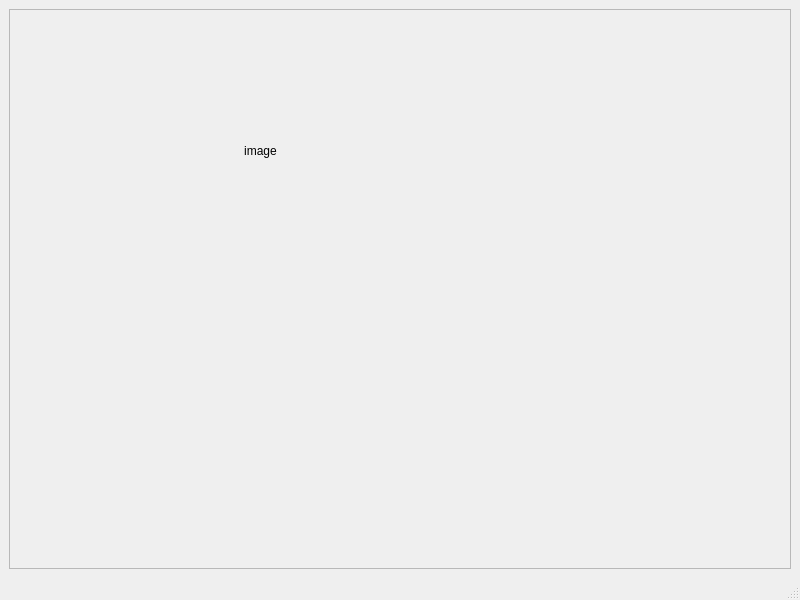
lmeinel/NegLab, file src/imagepreviewwindow.ui: the form before one commit.
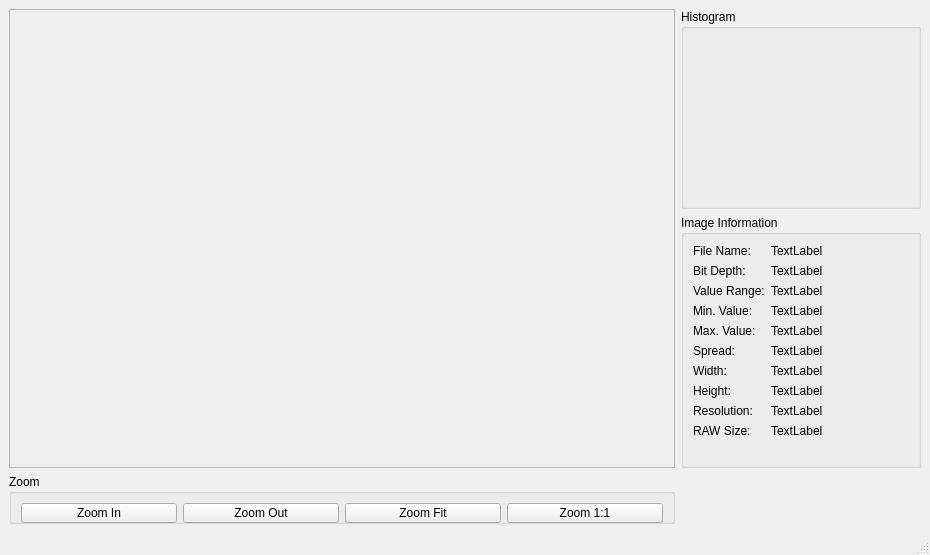
The form after the commit. Custom widgets are drawn as their Qt base class.

Commit message: fix ImagePreviewWindow, Histogram, Image Information

What changed in the file:
```diff
--- a/src/imagepreviewwindow.ui
+++ b/src/imagepreviewwindow.ui
@@ -6,8 +6,8 @@
    <rect>
     <x>0</x>
     <y>0</y>
-    <width>800</width>
-    <height>600</height>
+    <width>930</width>
+    <height>555</height>
    </rect>
   </property>
   <property name="windowTitle">
@@ -25,8 +25,8 @@
         <rect>
          <x>0</x>
          <y>0</y>
-         <width>780</width>
-         <height>539</height>
+         <width>662</width>
+         <height>437</height>
         </rect>
        </property>
        <property name="sizePolicy">
@@ -35,31 +35,289 @@
          <verstretch>0</verstretch>
         </sizepolicy>
        </property>
-       <widget class="QLabel" name="imageLabel">
-        <property name="geometry">
-         <rect>
-          <x>0</x>
-          <y>0</y>
-          <width>501</width>
-          <height>281</height>
-         </rect>
-        </property>
-        <property name="sizePolicy">
-         <sizepolicy hsizetype="Expanding" vsizetype="Expanding">
-          <horstretch>0</horstretch>
-          <verstretch>0</verstretch>
-         </sizepolicy>
-        </property>
-        <property name="text">
-         <string>image</string>
-        </property>
-        <property name="alignment">
-         <set>Qt::AlignCenter</set>
-        </property>
-       </widget>
       </widget>
      </widget>
     </item>
+    <item row="1" column="0">
+     <widget class="QGroupBox" name="groupBox">
+      <property name="minimumSize">
+       <size>
+        <width>0</width>
+        <height>50</height>
+       </size>
+      </property>
+      <property name="maximumSize">
+       <size>
+        <width>16777215</width>
+        <height>100</height>
+       </size>
+      </property>
+      <property name="title">
+       <string>Zoom</string>
+      </property>
+      <layout class="QHBoxLayout" name="horizontalLayout">
+       <item>
+        <widget class="QPushButton" name="pushButton_zoomIn">
+         <property name="minimumSize">
+          <size>
+           <width>0</width>
+           <height>20</height>
+          </size>
+         </property>
+         <property name="text">
+          <string>Zoom In</string>
+         </property>
+        </widget>
+       </item>
+       <item>
+        <widget class="QPushButton" name="pushButton_zoomOut">
+         <property name="minimumSize">
+          <size>
+           <width>0</width>
+           <height>20</height>
+          </size>
+         </property>
+         <property name="text">
+          <string>Zoom Out</string>
+         </property>
+        </widget>
+       </item>
+       <item>
+        <widget class="QPushButton" name="pushButton_zoomFit">
+         <property name="minimumSize">
+          <size>
+           <width>0</width>
+           <height>20</height>
+          </size>
+         </property>
+         <property name="text">
+          <string>Zoom Fit</string>
+         </property>
+        </widget>
+       </item>
+       <item>
+        <widget class="QPushButton" name="pushButton_zoomOrig">
+         <property name="minimumSize">
+          <size>
+           <width>0</width>
+           <height>20</height>
+          </size>
+         </property>
+         <property name="text">
+          <string>Zoom 1:1</string>
+         </property>
+        </widget>
+       </item>
+      </layout>
+     </widget>
+    </item>
+    <item row="0" column="1">
+     <layout class="QVBoxLayout" name="verticalLayout_2">
+      <item>
+       <widget class="QGroupBox" name="groupBox_2">
+        <property name="minimumSize">
+         <size>
+          <width>240</width>
+          <height>200</height>
+         </size>
+        </property>
+        <property name="maximumSize">
+         <size>
+          <width>16777215</width>
+          <height>200</height>
+         </size>
+        </property>
+        <property name="title">
+         <string>Histogram</string>
+        </property>
+        <widget class="QCustomPlot" name="widget_Histogram" native="true">
+         <property name="geometry">
+          <rect>
+           <x>10</x>
+           <y>30</y>
+           <width>220</width>
+           <height>160</height>
+          </rect>
+         </property>
+         <property name="sizePolicy">
+          <sizepolicy hsizetype="Maximum" vsizetype="Preferred">
+           <horstretch>0</horstretch>
+           <verstretch>0</verstretch>
+          </sizepolicy>
+         </property>
+        </widget>
+       </widget>
+      </item>
+      <item>
+       <widget class="QGroupBox" name="groupBox_3">
+        <property name="title">
+         <string>Image Information</string>
+        </property>
+        <layout class="QGridLayout" name="gridLayout_2">
+         <item row="5" column="1">
+          <widget class="QLabel" name="label_spread">
+           <property name="text">
+            <string>TextLabel</string>
+           </property>
+          </widget>
+         </item>
+         <item row="5" column="0">
+          <widget class="QLabel" name="label_2">
+           <property name="text">
+            <string>Spread:</string>
+           </property>
+          </widget>
+         </item>
+         <item row="2" column="0">
+          <widget class="QLabel" name="label_4">
+           <property name="text">
+            <string>Value Range:</string>
+           </property>
+          </widget>
+         </item>
+         <item row="2" column="1">
+          <widget class="QLabel" name="label_range">
+           <property name="text">
+            <string>TextLabel</string>
+           </property>
+          </widget>
+         </item>
+         <item row="3" column="0">
+          <widget class="QLabel" name="label_5">
+           <property name="text">
+            <string>Min. Value:</string>
+           </property>
+          </widget>
+         </item>
+         <item row="1" column="0">
+          <widget class="QLabel" name="label_3">
+           <property name="text">
+            <string>Bit Depth:</string>
+           </property>
+          </widget>
+         </item>
+         <item row="4" column="0">
+          <widget class="QLabel" name="label_7">
+           <property name="text">
+            <string>Max. Value:</string>
+           </property>
+          </widget>
+         </item>
+         <item row="4" column="1">
+          <widget class="QLabel" name="label_maxValue">
+           <property name="text">
+            <string>TextLabel</string>
+           </property>
+          </widget>
+         </item>
+         <item row="3" column="1">
+          <widget class="QLabel" name="label_minValue">
+           <property name="text">
+            <string>TextLabel</string>
+           </property>
+          </widget>
+         </item>
+         <item row="0" column="1">
+          <widget class="QLabel" name="label_fileName">
+           <property name="text">
+            <string>TextLabel</string>
+           </property>
+          </widget>
+         </item>
+         <item row="0" column="0">
+          <widget class="QLabel" name="label">
+           <property name="maximumSize">
+            <size>
+             <width>70</width>
+             <height>16777215</height>
+            </size>
+           </property>
+           <property name="text">
+            <string>File Name:</string>
+           </property>
+          </widget>
+         </item>
+         <item row="1" column="1">
+          <widget class="QLabel" name="label_bitDepth">
+           <property name="text">
+            <string>TextLabel</string>
+           </property>
+          </widget>
+         </item>
+         <item row="10" column="0">
+          <spacer name="verticalSpacer">
+           <property name="orientation">
+            <enum>Qt::Vertical</enum>
+           </property>
+           <property name="sizeHint" stdset="0">
+            <size>
+             <width>20</width>
+             <height>40</height>
+            </size>
+           </property>
+          </spacer>
+         </item>
+         <item row="6" column="0">
+          <widget class="QLabel" name="label_6">
+           <property name="text">
+            <string>Width:</string>
+           </property>
+          </widget>
+         </item>
+         <item row="7" column="1">
+          <widget class="QLabel" name="label_height">
+           <property name="text">
+            <string>TextLabel</string>
+           </property>
+          </widget>
+         </item>
+         <item row="7" column="0">
+          <widget class="QLabel" name="label_9">
+           <property name="text">
+            <string>Height:</string>
+           </property>
+          </widget>
+         </item>
+         <item row="8" column="0">
+          <widget class="QLabel" name="label_11">
+           <property name="text">
+            <string>Resolution:</string>
+           </property>
+          </widget>
+         </item>
+         <item row="6" column="1">
+          <widget class="QLabel" name="label_width">
+           <property name="text">
+            <string>TextLabel</string>
+           </property>
+          </widget>
+         </item>
+         <item row="8" column="1">
+          <widget class="QLabel" name="label_resolution">
+           <property name="text">
+            <string>TextLabel</string>
+           </property>
+          </widget>
+         </item>
+         <item row="9" column="0">
+          <widget class="QLabel" name="label_8">
+           <property name="text">
+            <string>RAW Size:</string>
+           </property>
+          </widget>
+         </item>
+         <item row="9" column="1">
+          <widget class="QLabel" name="label_size">
+           <property name="text">
+            <string>TextLabel</string>
+           </property>
+          </widget>
+         </item>
+        </layout>
+       </widget>
+      </item>
+     </layout>
+    </item>
    </layout>
   </widget>
   <widget class="QMenuBar" name="menubar">
@@ -74,6 +332,14 @@
   </widget>
   <widget class="QStatusBar" name="statusbar"/>
  </widget>
+ <customwidgets>
+  <customwidget>
+   <class>QCustomPlot</class>
+   <extends>QWidget</extends>
+   <header>qcustomplot.h</header>
+   <container>1</container>
+  </customwidget>
+ </customwidgets>
  <resources/>
  <connections/>
 </ui>
```
Left out of the diff: 4 changed lines with no effect on the pictures. The commit also changes 5 other files.
